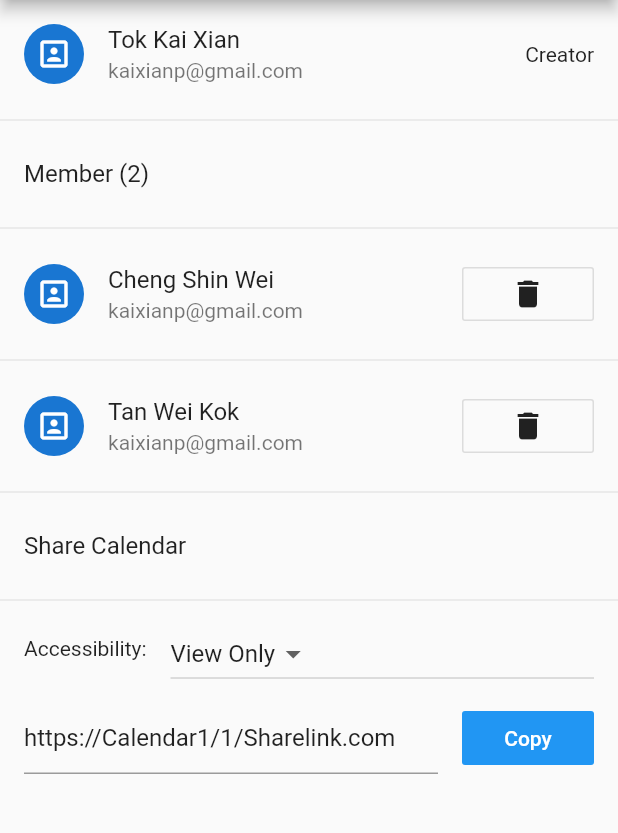
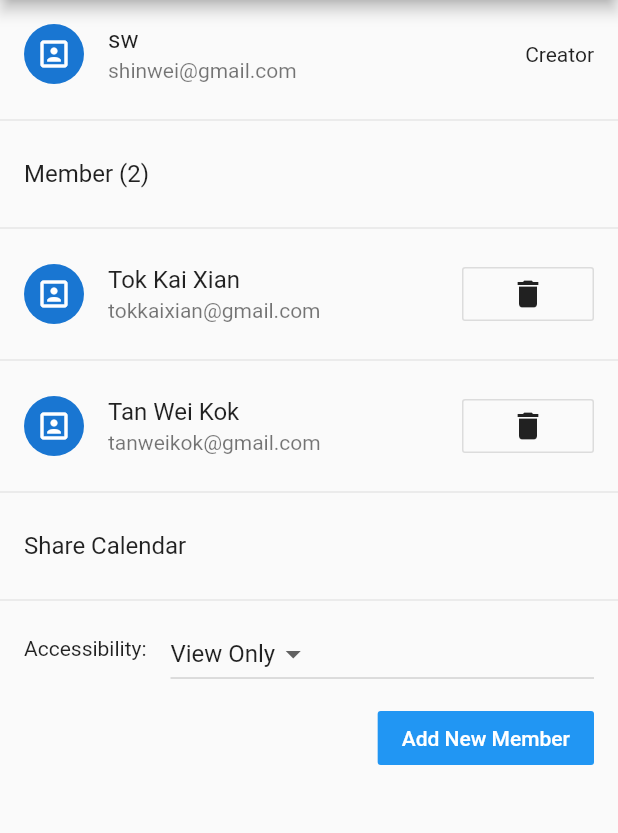
Before and after one commit to KaiXian-1126/AlphaSchedule, a Flutter app: the DrawerScreen screen opened directly with sample values from the repository, item 3 of the bottom bar chosen, after a tap on the "delete" icon, on a phone screen of 412 x 824 dp, the part 84-917 px from its top. Run offline on Flutter 3.47's test engine with Material 2 defaults, Android fonts, the phone set to English and light mode, and no system bars; our stand-ins replace flutter_spinkit, get_it, table_calendar; accounts and stored records are empty.

Commit message:
Adding with state management for calendar collaborator screen

```diff
--- a/lib/auth/login_screen.dart
+++ b/lib/auth/login_screen.dart
@@ -95,6 +95,7 @@ class _LoginScreen extends State<LoginScreen> {
                             final userList = dependency.getUserList();
                             if (userList != null) {
                               userList.forEach((e) {
+                                print("${e.name} + ${e.password}");
                                 if (e.name == nameController.text &&
                                     e.password == passwordController.text) {
                                   Navigator.popAndPushNamed(context, homeRoute,
--- a/lib/constants.dart
+++ b/lib/constants.dart
@@ -17,5 +17,6 @@ const String eventSummaryRoute = "/profile/event/eventSummary";
 const String passwordEditRoute = "/profile/user/passwordEdit";
 const String profileEditRoute = "/profile/user/profileEdit";
 const String userProfileRoute = "/profile/user/userProfile";
+const String addCollaboratorRoute = "/profile/event/collaboratorAdd";
 //Home route
 const String homeRoute = "/home";
--- a/lib/models/Calendar.dart
+++ b/lib/models/Calendar.dart
@@ -1,4 +1,5 @@
 import 'package:alpha_schedule/models/Event.dart';
+import 'package:alpha_schedule/models/user.dart';
 import 'package:flutter/cupertino.dart';
 
 class Calendar {
@@ -7,10 +8,15 @@ class Calendar {
   String description;
   Color color;
   List<Event> eventList;
-  Calendar(
-      {this.calendarId,
-      this.calendarName,
-      this.description,
-      this.color,
-      this.eventList});
+  List<User> members;
+  String accessibility;
+  Calendar({
+    this.calendarId,
+    this.calendarName,
+    this.description,
+    this.color,
+    this.eventList,
+    this.members,
+    this.accessibility = "View Only",
+  });
 }
--- a/lib/models/Event.dart
+++ b/lib/models/Event.dart
@@ -1,3 +1,4 @@
+import 'package:alpha_schedule/models/user.dart';
 import 'package:flutter/material.dart';
 
 class Event {
--- a/lib/models/mockdata.dart
+++ b/lib/models/mockdata.dart
@@ -29,21 +29,24 @@ List<Calendar> calendar = [
       description: "This is Calendar 1",
       color: Colors.blue,
       eventList: event,
-  ),
+      accessibility: "View Only",
+      members: calendarMembers),
   Calendar(
       calendarId: 2,
       calendarName: "Calendar 2",
       description: "This is Calendar 2",
       color: Colors.blue,
       eventList: event,
-  ),
+      accessibility: "Editable",
+      members: calendarMembers),
   Calendar(
       calendarId: 3,
       calendarName: "Calendar 3",
       description: "This is Calendar 3",
       color: Colors.blue,
       eventList: event,
-  ),
+      accessibility: "Editable",
+      members: calendarMembers),
   Calendar(
       calendarId: 4,
       calendarName: "Calendar 4",
@@ -58,7 +61,8 @@ List<Calendar> calendar = [
             endTime: TimeOfDay(hour: 16, minute: 44),
             description: "This is a description")
       ],
-  )
+      accessibility: "View Only",
+      members: calendarMembers)
 ];
 List<Event> event = [
   Event(
@@ -97,6 +101,29 @@ List<Event> event = [
       endTime: TimeOfDay(hour: 16, minute: 44),
       description: "This is a description"),
 ];
+List<User> calendarMembers = [
+  User(
+      name: "Tan Zhi Quan",
+      email: "tanzhiquan@gmail.com",
+      gender: "Male",
+      password: "123",
+      phone: "0123456789",
+      userId: 10),
+  User(
+      name: "Tok Kai Xian",
+      email: "tokkaixian@gmail.com",
+      gender: "Male",
+      password: "123",
+      phone: "0123456789",
+      userId: 11),
+  User(
+      name: "Tan Wei Kok",
+      email: "tanweikok@gmail.com",
+      gender: "Male",
+      password: "123",
+      phone: "0123456789",
+      userId: 12),
+];
 List<Task> mycalender = [
   Task(
       title: 'MAP Presentation',
--- a/lib/profile/event/calendar_collaborator_screen.dart
+++ b/lib/profile/event/calendar_collaborator_screen.dart
@@ -1,7 +1,9 @@
 import 'package:flutter/material.dart';
-import 'package:flutter/services.dart';
+import '../../constants.dart';
 
 class CalendarCollaboratorScreen extends StatefulWidget {
+  final calendar, calendarOwner;
+  CalendarCollaboratorScreen({this.calendar, this.calendarOwner});
   @override
   _CalendarCollaboratorScreenState createState() =>
       _CalendarCollaboratorScreenState();
@@ -9,13 +11,6 @@ class CalendarCollaboratorScreen extends StatefulWidget {
 
 class _CalendarCollaboratorScreenState
     extends State<CalendarCollaboratorScreen> {
-  String accessibility = "View Only",
-      shareLink = "https://Calendar1/1/Sharelink.com";
-  List memberList = [
-    "Tan Zhi Quan",
-    "Cheng Shin Wei",
-    "Tan Wei Kok",
-  ];
   @override
   Widget build(BuildContext context) {
     return Scaffold(
@@ -28,12 +23,12 @@ class _CalendarCollaboratorScreenState
       ),
       body: ListView.separated(
         separatorBuilder: (_, index) => Divider(),
-        itemCount: memberList.length + 3,
+        itemCount: widget.calendar.members.length + 3,
         itemBuilder: (_, index) {
           if (index == 0) {
             return ListTile(
-              title: Text("Tok Kai Xian"),
-              subtitle: Text("kaixianp@gmail.com"),
+              title: Text(widget.calendarOwner.name),
+              subtitle: Text(widget.calendarOwner.email),
               leading: CircleAvatar(
                 child: Icon(Icons.portrait),
               ),
@@ -42,9 +37,9 @@ class _CalendarCollaboratorScreenState
           }
           if (index == 1)
             return ListTile(
-              title: Text("Member (${memberList.length})"),
+              title: Text("Member (${widget.calendar.members.length})"),
             );
-          if (index == memberList.length + 2) {
+          if (index == widget.calendar.members.length + 2) {
             return Column(
               children: [
                 ListTile(
@@ -56,10 +51,10 @@ class _CalendarCollaboratorScreenState
                   title: DropdownButton(
                     onChanged: (e) {
                       setState(() {
-                        accessibility = e;
+                        widget.calendar.accessibility = e;
                       });
                     },
-                    value: accessibility,
+                    value: widget.calendar.accessibility,
                     items: ['View Only', 'Editable'].map((String value) {
                       return DropdownMenuItem(
                         value: value,
@@ -69,18 +64,14 @@ class _CalendarCollaboratorScreenState
                   ),
                 ),
                 ListTile(
-                  title: TextFormField(
-                    initialValue: shareLink,
-                    readOnly: true,
-                  ),
                   trailing: FlatButton(
                     child: Text(
-                      "Copy",
+                      "Add New Member",
                       style: TextStyle(color: Colors.white),
                     ),
                     color: Colors.blue,
                     onPressed: () {
-                      Clipboard.setData(ClipboardData(text: shareLink));
+                      Navigator.pushNamed(context, addCollaboratorRoute);
                     },
                   ),
                 ),
@@ -94,12 +85,12 @@ class _CalendarCollaboratorScreenState
             trailing: OutlineButton(
               child: Icon(Icons.delete),
               onPressed: () {
-                memberList.removeAt(index - 2);
+                widget.calendar.members.removeAt(index - 2);
                 setState(() {});
               },
             ),
-            title: Text(memberList[index - 2]),
-            subtitle: Text("kaixianp@gmail.com"),
+            title: Text(widget.calendar.members[index - 2].name),
+            subtitle: Text(widget.calendar.members[index - 2].email),
           );
         },
       ),
--- a/lib/profile/home_screen.dart
+++ b/lib/profile/home_screen.dart
@@ -179,8 +179,11 @@ class _DrawerScreenState extends State<DrawerScreen> {
                 arguments:
                     widget.user.calendarList[currentCalendarIndex].color);
           } else if (index == 2) {
-            final response =
-                await Navigator.pushNamed(context, calendarCollaboratorRoute);
+            final response = await Navigator.pushNamed(
+                context, calendarCollaboratorRoute, arguments: [
+              widget.user.calendarList[currentCalendarIndex],
+              widget.user
+            ]);
           } else if (index == 3) {
             final response =
                 await Navigator.pushNamed(context, eventCreateRoute);
--- a/lib/routes.dart
+++ b/lib/routes.dart
@@ -53,7 +53,9 @@ Route<dynamic> createRoute(settings) {
     //Profile routes
     case calendarCollaboratorRoute:
       return MaterialPageRoute(
-        builder: (context) => CalendarCollaboratorScreen(),
+        builder: (context) => CalendarCollaboratorScreen(
+            calendar: settings.arguments[0],
+            calendarOwner: settings.arguments[1]),
       );
     case calendarCreateRoute:
       return MaterialPageRoute(
@@ -96,6 +98,10 @@ Route<dynamic> createRoute(settings) {
       return MaterialPageRoute(
         builder: (context) => ProfileScreen(),
       );
+    case addCollaboratorRoute:
+      return MaterialPageRoute(
+        builder: (context) => ProfileScreen(),
+      );
     default:
       return MaterialPageRoute(
         builder: (context) => AlphaSplashScreen(),
```
Lines whose indentation alone changed are shown as unchanged.
